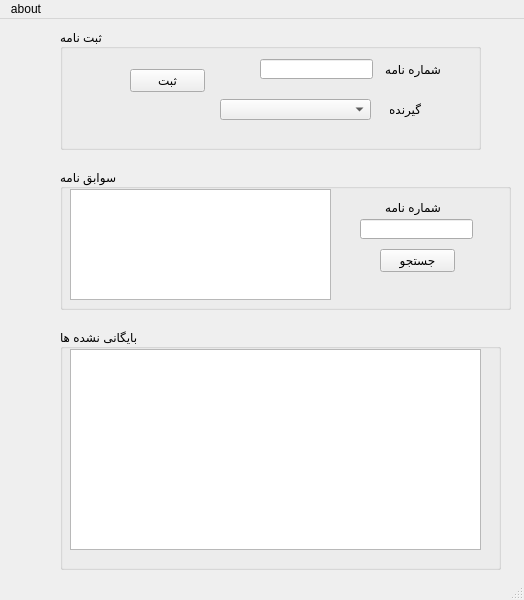
First picture: the form in let_gui.ui, repository kazem3d/letter_archive, before the edit.
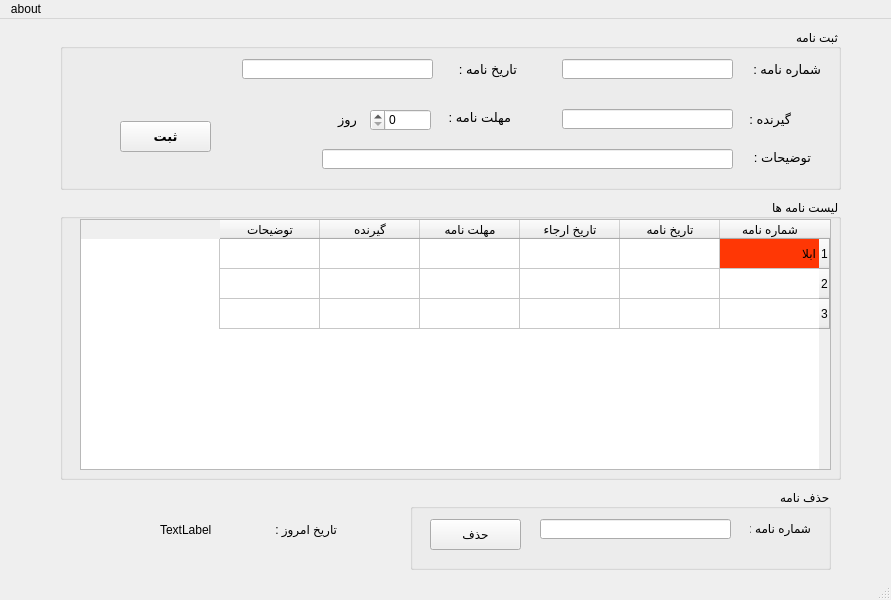
Second picture: the form after the edit.

```diff
--- a/let_gui.ui
+++ b/let_gui.ui
@@ -6,7 +6,7 @@
    <rect>
     <x>0</x>
     <y>0</y>
-    <width>524</width>
+    <width>891</width>
     <height>600</height>
    </rect>
   </property>
@@ -14,159 +14,391 @@
    <string>MainWindow</string>
   </property>
   <widget class="QWidget" name="centralwidget">
-   <widget class="QLineEdit" name="lineEdit">
-    <property name="geometry">
-     <rect>
-      <x>260</x>
-      <y>40</y>
-      <width>113</width>
-      <height>20</height>
-     </rect>
-    </property>
-   </widget>
-   <widget class="QPushButton" name="pushButton">
-    <property name="geometry">
-     <rect>
-      <x>130</x>
-      <y>50</y>
-      <width>75</width>
-      <height>23</height>
-     </rect>
-    </property>
-    <property name="text">
-     <string>ثبت</string>
-    </property>
-   </widget>
-   <widget class="QComboBox" name="comboBox">
-    <property name="geometry">
-     <rect>
-      <x>220</x>
-      <y>80</y>
-      <width>151</width>
-      <height>21</height>
-     </rect>
-    </property>
-   </widget>
-   <widget class="QLabel" name="label">
-    <property name="geometry">
-     <rect>
-      <x>380</x>
-      <y>40</y>
-      <width>61</width>
-      <height>20</height>
-     </rect>
-    </property>
-    <property name="text">
-     <string>شماره نامه</string>
-    </property>
-   </widget>
-   <widget class="QLabel" name="label_2">
-    <property name="geometry">
-     <rect>
-      <x>390</x>
-      <y>80</y>
-      <width>31</width>
-      <height>20</height>
-     </rect>
-    </property>
-    <property name="text">
-     <string>گیرنده</string>
-    </property>
-   </widget>
-   <widget class="QTextBrowser" name="textBrowser">
-    <property name="geometry">
-     <rect>
-      <x>70</x>
-      <y>170</y>
-      <width>261</width>
-      <height>111</height>
-     </rect>
-    </property>
-   </widget>
-   <widget class="QTextBrowser" name="textBrowser_2">
-    <property name="geometry">
-     <rect>
-      <x>70</x>
-      <y>330</y>
-      <width>411</width>
-      <height>201</height>
-     </rect>
-    </property>
-   </widget>
-   <widget class="QPushButton" name="pushButton_2">
-    <property name="geometry">
-     <rect>
-      <x>380</x>
-      <y>230</y>
-      <width>75</width>
-      <height>23</height>
-     </rect>
-    </property>
-    <property name="text">
-     <string>جستجو</string>
-    </property>
-   </widget>
-   <widget class="QLineEdit" name="lineEdit_2">
-    <property name="geometry">
-     <rect>
-      <x>360</x>
-      <y>200</y>
-      <width>113</width>
-      <height>20</height>
-     </rect>
-    </property>
-   </widget>
-   <widget class="QLabel" name="label_3">
-    <property name="geometry">
-     <rect>
-      <x>370</x>
-      <y>180</y>
-      <width>71</width>
-      <height>16</height>
-     </rect>
-    </property>
-    <property name="text">
-     <string>شماره نامه</string>
-    </property>
-   </widget>
-   <widget class="QGroupBox" name="groupBox_2">
-    <property name="geometry">
-     <rect>
-      <x>60</x>
-      <y>150</y>
-      <width>451</width>
-      <height>141</height>
-     </rect>
-    </property>
-    <property name="title">
-     <string>سوابق نامه</string>
-    </property>
-   </widget>
    <widget class="QGroupBox" name="groupBox_3">
     <property name="geometry">
      <rect>
       <x>60</x>
-      <y>310</y>
-      <width>441</width>
-      <height>241</height>
+      <y>180</y>
+      <width>781</width>
+      <height>281</height>
      </rect>
     </property>
+    <property name="layoutDirection">
+     <enum>Qt::RightToLeft</enum>
+    </property>
     <property name="title">
-     <string>بایگانی نشده ها</string>
+     <string>لیست نامه ها</string>
     </property>
+    <widget class="QTableWidget" name="tableWidget">
+     <property name="geometry">
+      <rect>
+       <x>20</x>
+       <y>20</y>
+       <width>751</width>
+       <height>251</height>
+      </rect>
+     </property>
+     <property name="layoutDirection">
+      <enum>Qt::RightToLeft</enum>
+     </property>
+     <property name="horizontalScrollBarPolicy">
+      <enum>Qt::ScrollBarAlwaysOff</enum>
+     </property>
+     <property name="editTriggers">
+      <set>QAbstractItemView::NoEditTriggers</set>
+     </property>
+     <property name="sortingEnabled">
+      <bool>true</bool>
+     </property>
+     <property name="rowCount">
+      <number>3</number>
+     </property>
+     <property name="columnCount">
+      <number>6</number>
+     </property>
+     <row/>
+     <row/>
+     <row/>
+     <column>
+      <property name="text">
+       <string>شماره نامه</string>
+      </property>
+     </column>
+     <column>
+      <property name="text">
+       <string>تاریخ نامه</string>
+      </property>
+     </column>
+     <column>
+      <property name="text">
+       <string>تاریخ ارجاء</string>
+      </property>
+     </column>
+     <column>
+      <property name="text">
+       <string>مهلت نامه</string>
+      </property>
+     </column>
+     <column>
+      <property name="text">
+       <string>گیرنده</string>
+      </property>
+     </column>
+     <column>
+      <property name="text">
+       <string>توضیحات</string>
+      </property>
+     </column>
+     <item row="0" column="0">
+      <property name="text">
+       <string>ابلا</string>
+      </property>
+      <property name="background">
+       <brush brushstyle="SolidPattern">
+        <color alpha="255">
+         <red>255</red>
+         <green>55</green>
+         <blue>5</blue>
+        </color>
+       </brush>
+      </property>
+      <property name="foreground">
+       <brush brushstyle="NoBrush">
+        <color alpha="255">
+         <red>0</red>
+         <green>0</green>
+         <blue>0</blue>
+        </color>
+       </brush>
+      </property>
+     </item>
+     <item row="0" column="1">
+      <property name="text">
+       <string/>
+      </property>
+      <property name="foreground">
+       <brush brushstyle="SolidPattern">
+        <color alpha="255">
+         <red>0</red>
+         <green>0</green>
+         <blue>0</blue>
+        </color>
+       </brush>
+      </property>
+     </item>
+    </widget>
    </widget>
    <widget class="QGroupBox" name="groupBox">
     <property name="geometry">
      <rect>
       <x>60</x>
       <y>10</y>
-      <width>421</width>
-      <height>121</height>
+      <width>781</width>
+      <height>161</height>
      </rect>
     </property>
+    <property name="layoutDirection">
+     <enum>Qt::RightToLeft</enum>
+    </property>
     <property name="title">
      <string>ثبت نامه</string>
     </property>
+    <widget class="QLabel" name="label">
+     <property name="geometry">
+      <rect>
+       <x>690</x>
+       <y>30</y>
+       <width>71</width>
+       <height>20</height>
+      </rect>
+     </property>
+     <property name="font">
+      <font>
+       <pointsize>10</pointsize>
+      </font>
+     </property>
+     <property name="text">
+      <string>شماره نامه :</string>
+     </property>
+    </widget>
+    <widget class="QLineEdit" name="lineEdit">
+     <property name="geometry">
+      <rect>
+       <x>502</x>
+       <y>30</y>
+       <width>171</width>
+       <height>20</height>
+      </rect>
+     </property>
+    </widget>
+    <widget class="QLabel" name="label_2">
+     <property name="geometry">
+      <rect>
+       <x>690</x>
+       <y>80</y>
+       <width>41</width>
+       <height>20</height>
+      </rect>
+     </property>
+     <property name="font">
+      <font>
+       <pointsize>10</pointsize>
+      </font>
+     </property>
+     <property name="text">
+      <string>گیرنده :</string>
+     </property>
+    </widget>
+    <widget class="QLineEdit" name="lineEdit_2">
+     <property name="geometry">
+      <rect>
+       <x>502</x>
+       <y>80</y>
+       <width>171</width>
+       <height>20</height>
+      </rect>
+     </property>
+    </widget>
+    <widget class="QLabel" name="label_3">
+     <property name="geometry">
+      <rect>
+       <x>396</x>
+       <y>30</y>
+       <width>61</width>
+       <height>20</height>
+      </rect>
+     </property>
+     <property name="font">
+      <font>
+       <pointsize>10</pointsize>
+      </font>
+     </property>
+     <property name="text">
+      <string>تاریخ نامه :</string>
+     </property>
+    </widget>
+    <widget class="QLineEdit" name="lineEdit_3">
+     <property name="geometry">
+      <rect>
+       <x>182</x>
+       <y>30</y>
+       <width>191</width>
+       <height>20</height>
+      </rect>
+     </property>
+    </widget>
+    <widget class="QSpinBox" name="spinBox">
+     <property name="geometry">
+      <rect>
+       <x>310</x>
+       <y>80</y>
+       <width>61</width>
+       <height>22</height>
+      </rect>
+     </property>
+    </widget>
+    <widget class="QLabel" name="label_4">
+     <property name="geometry">
+      <rect>
+       <x>380</x>
+       <y>80</y>
+       <width>71</width>
+       <height>16</height>
+      </rect>
+     </property>
+     <property name="font">
+      <font>
+       <pointsize>10</pointsize>
+      </font>
+     </property>
+     <property name="text">
+      <string>مهلت نامه :</string>
+     </property>
+    </widget>
+    <widget class="QLabel" name="label_5">
+     <property name="geometry">
+      <rect>
+       <x>690</x>
+       <y>120</y>
+       <width>61</width>
+       <height>16</height>
+      </rect>
+     </property>
+     <property name="font">
+      <font>
+       <pointsize>10</pointsize>
+      </font>
+     </property>
+     <property name="text">
+      <string>توضیحات :</string>
+     </property>
+    </widget>
+    <widget class="QLineEdit" name="lineEdit_4">
+     <property name="geometry">
+      <rect>
+       <x>262</x>
+       <y>120</y>
+       <width>411</width>
+       <height>20</height>
+      </rect>
+     </property>
+    </widget>
+    <widget class="QLabel" name="label_6">
+     <property name="geometry">
+      <rect>
+       <x>250</x>
+       <y>80</y>
+       <width>47</width>
+       <height>21</height>
+      </rect>
+     </property>
+     <property name="font">
+      <font>
+       <pointsize>10</pointsize>
+      </font>
+     </property>
+     <property name="text">
+      <string>روز</string>
+     </property>
+    </widget>
+    <widget class="QPushButton" name="pushButton">
+     <property name="geometry">
+      <rect>
+       <x>60</x>
+       <y>92</y>
+       <width>91</width>
+       <height>31</height>
+      </rect>
+     </property>
+     <property name="font">
+      <font>
+       <pointsize>10</pointsize>
+       <weight>75</weight>
+       <bold>true</bold>
+      </font>
+     </property>
+     <property name="text">
+      <string>ثبت</string>
+     </property>
+    </widget>
+   </widget>
+   <widget class="QGroupBox" name="groupBox_2">
+    <property name="geometry">
+     <rect>
+      <x>410</x>
+      <y>470</y>
+      <width>421</width>
+      <height>81</height>
+     </rect>
+    </property>
+    <property name="layoutDirection">
+     <enum>Qt::RightToLeft</enum>
+    </property>
+    <property name="title">
+     <string>حذف نامه</string>
+    </property>
+    <widget class="QLabel" name="label_7">
+     <property name="geometry">
+      <rect>
+       <x>340</x>
+       <y>19</y>
+       <width>61</width>
+       <height>41</height>
+      </rect>
+     </property>
+     <property name="text">
+      <string>شماره نامه :</string>
+     </property>
+    </widget>
+    <widget class="QLineEdit" name="lineEdit_5">
+     <property name="geometry">
+      <rect>
+       <x>130</x>
+       <y>30</y>
+       <width>191</width>
+       <height>20</height>
+      </rect>
+     </property>
+    </widget>
+    <widget class="QPushButton" name="pushButton_2">
+     <property name="geometry">
+      <rect>
+       <x>20</x>
+       <y>30</y>
+       <width>91</width>
+       <height>31</height>
+      </rect>
+     </property>
+     <property name="text">
+      <string>حذف</string>
+     </property>
+    </widget>
+   </widget>
+   <widget class="QLabel" name="label_8">
+    <property name="geometry">
+     <rect>
+      <x>266</x>
+      <y>500</y>
+      <width>71</width>
+      <height>20</height>
+     </rect>
+    </property>
+    <property name="text">
+     <string>تاریخ امروز :</string>
+    </property>
+   </widget>
+   <widget class="QLabel" name="label_9">
+    <property name="geometry">
+     <rect>
+      <x>160</x>
+      <y>500</y>
+      <width>111</width>
+      <height>21</height>
+     </rect>
+    </property>
+    <property name="text">
+     <string>TextLabel</string>
+    </property>
    </widget>
    <zorder>groupBox</zorder>
    <zorder>groupBox_2</zorder>
@@ -187,7 +419,7 @@
     <rect>
      <x>0</x>
      <y>0</y>
-     <width>524</width>
+     <width>891</width>
      <height>21</height>
     </rect>
    </property>
```
Left out of the diff: 16 changed lines with no effect on the pictures.
